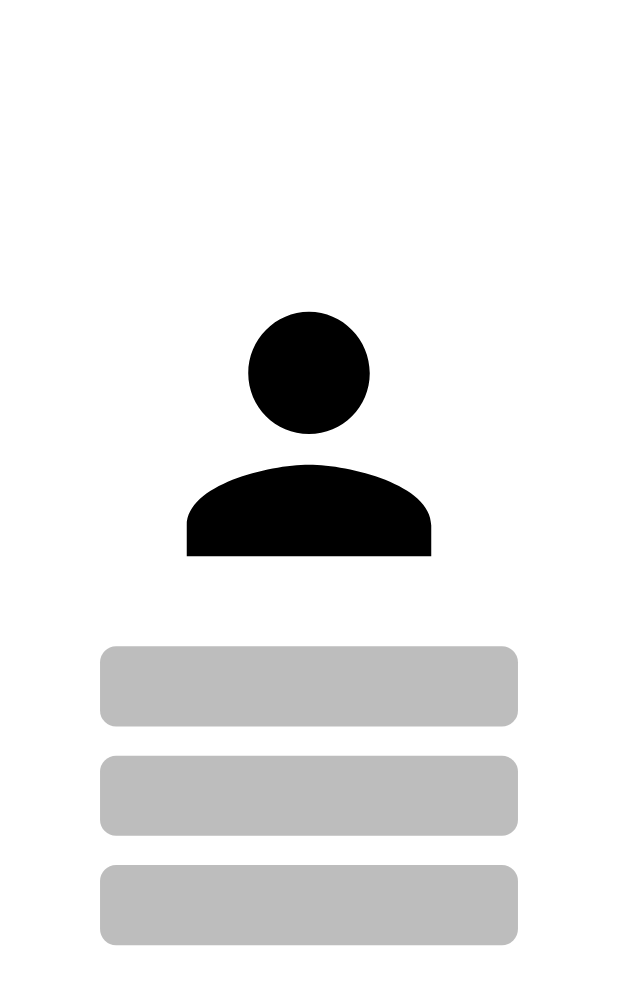
After one commit to hamidjalili59/asatic_dashboard, a Flutter app: the NewDeviceDialogWidget screen opened directly, on a phone screen of 412 x 824 dp. The commit adds this screen. Shown: the top 985 px of the screen. Run offline on Flutter 3.47's test engine with Material 3 defaults, Android fonts, the phone set to English and light mode, and no system bars; our stand-ins replace dio, flutter_bloc, flutter_screenutil, freezed_annotation, get_it, go_router; missing offline and left inert: wifi_iot; network calls fail.

Commit message:
[feature]  dialog

```diff
--- a/lib/src/core/router/router.dart
+++ b/lib/src/core/router/router.dart
@@ -1,5 +1,6 @@
 import 'package:asatic_dashboard/src/presentation/auth/pages/auth_page.dart';
 import 'package:asatic_dashboard/src/presentation/devices/pages/devices_page.dart';
+import 'package:asatic_dashboard/src/presentation/devices/pages/widget/new_device_dialog.dart';
 import 'package:asatic_dashboard/src/presentation/home/pages/home_page.dart';
 import 'package:flutter/material.dart';
 import 'package:go_router/go_router.dart';
@@ -20,96 +21,79 @@ class AppRouter {
 
   final GoRouter _router = GoRouter(
     routes: <RouteBase>[
-      GoRoute(
+      GoRouterMethods.routeNonTransition(
         path: '/',
+        name: '/auth',
+        pageBuilder: (state) => const AuthPage(),
+      ),
+      GoRouterMethods.routeNonTransition(
+        path: '/home',
         name: '/home',
-        builder: (BuildContext context, GoRouterState state) =>
-            const HomePage(),
+        pageBuilder: (state) => const HomePage(),
       ),
-      GoRoute(
-        path: '/auth',
-        name: '/auth',
-        builder: (BuildContext context, GoRouterState state) =>
-            const AuthPage(),
-      ),
-      GoRoute(
+      GoRouterMethods.routeNonTransition(
         path: '/devices',
         name: '/devices',
-        builder: (BuildContext context, GoRouterState state) =>
-            const DevicesPage(),
-        // routes: <RouteBase>[
-        //   GoRoute(
-        //     path: 'license',
-        //     pageBuilder: (BuildContext context, GoRouterState state) {
-        //       return DialogPage(builder: (_) => const DialogHamid());
-        //     },
-        //   ),
-        // ],
+        pageBuilder: (state) => const DevicesPage(),
+        routes: [
+          GoRouterMethods.routeModalFromBottom(
+            name: 'newDevice',
+            path: 'newDevice',
+            pageBuilder: (BuildContext context, GoRouterState state) {
+              return AnimatedDialogPage(
+                builder: (_) => const NewDeviceDialogWidget(),
+              );
+            },
+          ),
+        ],
       ),
     ],
   );
 }
 
 ///
-class DialogHamid extends StatelessWidget {
+class GoRouterMethods {
   ///
-  const DialogHamid({super.key});
+  static GoRoute routeModalFromBottom({
+    required String name,
+    required String path,
+    required Page<dynamic> Function(BuildContext, GoRouterState)? pageBuilder,
+  }) =>
+      GoRoute(
+        path: path,
+        name: name,
+        pageBuilder: pageBuilder,
+      );
 
-  @override
-  Widget build(BuildContext context) {
-    return Scaffold(
-      backgroundColor: Colors.transparent,
-      body: SizedBox(
-        width: MediaQuery.of(context).size.width,
-        height: MediaQuery.of(context).size.height,
-        child: Column(
-          mainAxisAlignment: MainAxisAlignment.end,
-          children: [
-            GestureDetector(
-              onTap: () async {
-                // print(0000000000);
-                // await WiFiForIoTPlugin.forceWifiUsage(true)
-                //     .whenComplete(() async {
-                //   print('1111111111111');
-                //   await WiFiForIoTPlugin.registerWifiNetwork('SH')
-                //       .whenComplete(() async {
-                //     print('33333333');
-                //     await WiFiForIoTPlugin.connect(
-                //       'SH',
-                //       password: '09155813918',
-                //       joinOnce: false,
-                //       security: NetworkSecurity.WPA,
-                //     ).whenComplete(
-                //       () => print('------------------------'),
-                //     );
-                //   });
-                // });
-                // ScaffoldMessenger.of(context).showSnackBar(
-                //   const SnackBar(
-                //     content: Text('در حال اتصال'),
-                //   ),
-                // );
-              },
-              child: Container(
-                width: 500,
-                height: 200,
-                color: Colors.greenAccent,
-              ),
-            ),
-          ],
-        ),
+  ///
+  static GoRoute routeNonTransition({
+    required String name,
+    required String path,
+    required Widget Function(GoRouterState state) pageBuilder,
+    List<GoRoute> routes = const [],
+  }) =>
+      GoRoute(
+        path: path,
+        name: name,
+        routes: routes,
+        pageBuilder: (context, state) => CustomTransitionPage(
+          child: pageBuilder(state),
+          key: state.pageKey,
+          restorationId: state.pageKey.value,
+          transitionDuration: const Duration(milliseconds: 500),
+          transitionsBuilder: (context, animation, secondaryAnimation, child) =>
+              child,
         ),
       );
 }
-}
 
 ///
-class DialogPage<T> extends Page<T> {
+class AnimatedDialogPage<T> extends Page<T> {
   ///
-  const DialogPage({
+  const AnimatedDialogPage({
     required this.builder,
-    this.anchorPoint,
-    this.barrierColor = Colors.black54,
+    this.animationDuration = const Duration(milliseconds: 500),
+    this.barrierColor = Colors.black38,
     this.barrierDismissible = true,
     this.barrierLabel,
     this.useSafeArea = true,
@@ -121,10 +105,15 @@ class DialogPage<T> extends Page<T> {
   });
 
   ///
-  final Offset? anchorPoint;
+  double customCurve(double animationProgress) {
+    return Curves.decelerate.transform(animationProgress);
+  }
 
   ///
-  final Color? barrierColor;
+  final Duration animationDuration;
+
+  ///
+  final Color barrierColor;
 
   ///
   final bool barrierDismissible;
@@ -142,15 +131,30 @@ class DialogPage<T> extends Page<T> {
   final WidgetBuilder builder;
 
   @override
-  Route<T> createRoute(BuildContext context) => DialogRoute<T>(
-        context: context,
+  Route<T> createRoute(BuildContext context) {
+    return PageRouteBuilder<T>(
       settings: this,
-        builder: builder,
-        anchorPoint: anchorPoint,
+      opaque: false,
+      pageBuilder: (context, animation, secondaryAnimation) {
+        return AnimatedBuilder(
+          animation: animation,
+          builder: (context, child) {
+            return Transform.translate(
+              offset: Offset(0, (1.0 - customCurve(animation.value)) * 400),
+              child: Opacity(
+                opacity: animation.value,
+                child: child,
+              ),
+            );
+          },
+          child: builder(context),
+        );
+      },
+      transitionDuration: animationDuration,
+      fullscreenDialog: true,
       barrierColor: barrierColor,
       barrierDismissible: barrierDismissible,
       barrierLabel: barrierLabel,
-        useSafeArea: useSafeArea,
-        themes: themes,
     );
   }
+}
--- a/lib/src/presentation/auth/pages/auth_page.dart
+++ b/lib/src/presentation/auth/pages/auth_page.dart
@@ -86,9 +86,7 @@ class _AuthMobileWidgetState extends State<AuthMobileWidget> {
             loginSuccess: () async {
               context.go('/devices');
             },
-            loginFailed: () async {
-              print('ridi');
-            },
+            loginFailed: () async {},
           );
         },
         child: SizedBox(
--- /dev/null
+++ b/lib/src/presentation/devices/pages/widget/new_device_dialog.dart
@@ -0,0 +1,98 @@
+import 'package:flutter/material.dart';
+import 'package:flutter_screenutil/flutter_screenutil.dart';
+
+///
+class NewDeviceDialogWidget extends StatelessWidget {
+  ///
+  const NewDeviceDialogWidget({super.key});
+
+  @override
+  Widget build(BuildContext context) {
+    return SafeArea(
+      child: Scaffold(
+        backgroundColor: Colors.transparent,
+        body: SizedBox(
+          width: MediaQuery.of(context).size.width,
+          height: MediaQuery.of(context).size.height,
+          child: Column(
+            mainAxisAlignment: MainAxisAlignment.center,
+            children: [
+              Padding(
+                padding: EdgeInsets.all(36.r),
+                child: ClipRRect(
+                  borderRadius: BorderRadius.circular(12.r),
+                  child: GestureDetector(
+                    onTap: () async {},
+                    child: ColoredBox(
+                      color: Colors.white,
+                      child: SizedBox(
+                        width: double.infinity,
+                        height: 0.65.sh,
+                        child: Column(
+                          mainAxisAlignment: MainAxisAlignment.center,
+                          children: [
+                            SizedBox(height: 26.h),
+                            const Expanded(
+                              flex: 10,
+                              child: FittedBox(
+                                fit: BoxFit.fitWidth,
+                                child: Icon(
+                                  Icons.person,
+                                  color: Colors.black,
+                                ),
+                              ),
+                            ),
+                            Expanded(
+                              flex: 11,
+                              child: Padding(
+                                padding: EdgeInsets.symmetric(horizontal: 36.w),
+                                child: Column(
+                                  mainAxisAlignment:
+                                      MainAxisAlignment.spaceEvenly,
+                                  children: [
+                                    Container(
+                                      width: double.infinity,
+                                      height: 60.h,
+                                      decoration: BoxDecoration(
+                                        borderRadius:
+                                            BorderRadius.circular(12.r),
+                                        color: Colors.black26,
+                                      ),
+                                    ),
+                                    Container(
+                                      width: double.infinity,
+                                      height: 60.h,
+                                      decoration: BoxDecoration(
+                                        borderRadius:
+                                            BorderRadius.circular(12.r),
+                                        color: Colors.black26,
+                                      ),
+                                    ),
+                                    Container(
+                                      width: double.infinity,
+                                      height: 60.h,
+                                      decoration: BoxDecoration(
+                                        borderRadius:
+                                            BorderRadius.circular(12.r),
+                                        color: Colors.black26,
+                                      ),
+                                    ),
+                                    SizedBox(height: 12.h),
+                                  ],
+                                ),
+                              ),
+                            ),
+                          ],
+                        ),
+                      ),
+                    ),
+                  ),
+                ),
+              ),
+            ],
+          ),
+        ),
+      ),
+    );
+  }
+}
```
Also changed, not shown: lib/src/core/utils/wifi_utils.dart (+11 -7 lines), lib/src/presentation/devices/bloc/devices/devices_state.dart (+9 -0 lines), lib/src/presentation/devices/pages/devices_page.dart (+12 -2 lines). Lines whose indentation alone changed are shown as unchanged.
